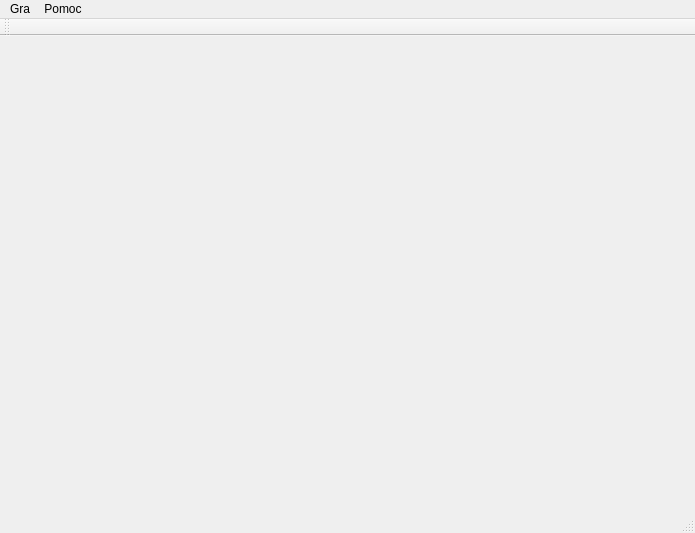
Before: the Qt Designer form mainwindow.ui in kichooo/pairs, drawn with Qt 5.
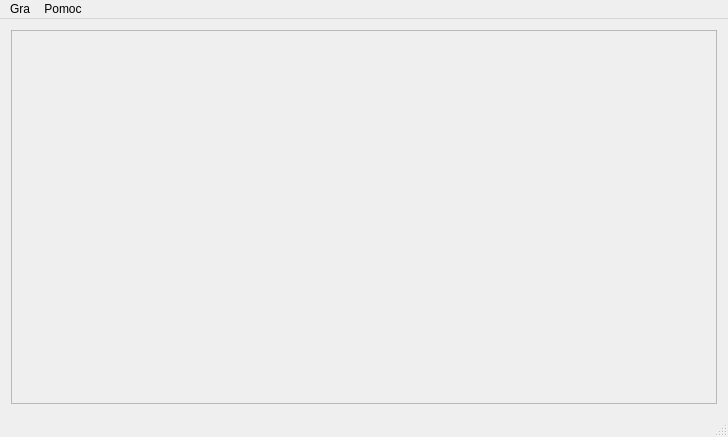
After: the same form once the commit is applied.

```diff
--- a/mainwindow.ui
+++ b/mainwindow.ui
@@ -6,20 +6,67 @@
    <rect>
     <x>0</x>
     <y>0</y>
-    <width>695</width>
-    <height>533</height>
+    <width>728</width>
+    <height>437</height>
    </rect>
   </property>
+  <property name="minimumSize">
+   <size>
+    <width>480</width>
+    <height>320</height>
+   </size>
+  </property>
   <property name="windowTitle">
    <string>Pairs</string>
   </property>
-  <widget class="QWidget" name="centralWidget"/>
+  <widget class="QWidget" name="centralWidget">
+   <property name="autoFillBackground">
+    <bool>true</bool>
+   </property>
+   <layout class="QVBoxLayout" name="verticalLayout_3">
+    <item>
+     <widget class="QScrollArea" name="scrollArea">
+      <property name="widgetResizable">
+       <bool>true</bool>
+      </property>
+      <widget class="QWidget" name="scrollAreaWidgetContents">
+       <property name="geometry">
+        <rect>
+         <x>0</x>
+         <y>0</y>
+         <width>708</width>
+         <height>370</height>
+        </rect>
+       </property>
+       <property name="sizePolicy">
+        <sizepolicy hsizetype="Preferred" vsizetype="Preferred">
+         <horstretch>0</horstretch>
+         <verstretch>0</verstretch>
+        </sizepolicy>
+       </property>
+       <property name="autoFillBackground">
+        <bool>true</bool>
+       </property>
+       <layout class="QVBoxLayout" name="verticalLayout_2">
+        <item>
+         <layout class="QGridLayout" name="gridLayout_2">
+          <property name="sizeConstraint">
+           <enum>QLayout::SetNoConstraint</enum>
+          </property>
+         </layout>
+        </item>
+       </layout>
+      </widget>
+     </widget>
+    </item>
+   </layout>
+  </widget>
   <widget class="QMenuBar" name="menuBar">
    <property name="geometry">
     <rect>
      <x>0</x>
      <y>0</y>
-     <width>695</width>
+     <width>728</width>
      <height>25</height>
     </rect>
    </property>
@@ -40,14 +87,6 @@
    <addaction name="menuGra"/>
    <addaction name="menuPomoc"/>
   </widget>
-  <widget class="QToolBar" name="mainToolBar">
-   <attribute name="toolBarArea">
-    <enum>TopToolBarArea</enum>
-   </attribute>
-   <attribute name="toolBarBreak">
-    <bool>false</bool>
-   </attribute>
-  </widget>
   <widget class="QStatusBar" name="statusBar"/>
   <action name="actionNowa_gra_2">
    <property name="text">
```
Left out of the diff: 37 changed lines with no effect on the pictures.
